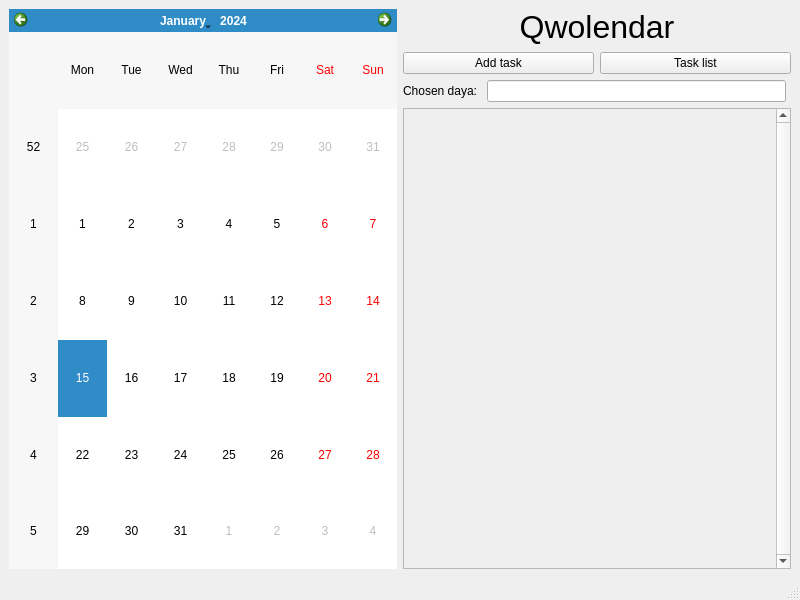
alexeybliznyuk/Qwolendar, file UI_files/MW_qwolendar.ui: the form before one commit.
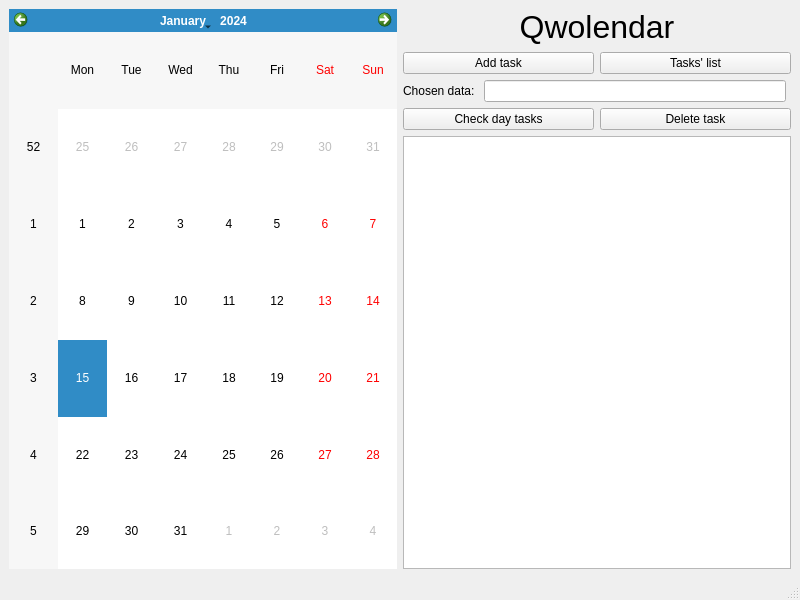
The form after the commit.

```diff
--- a/UI_files/MW_qwolendar.ui
+++ b/UI_files/MW_qwolendar.ui
@@ -42,7 +42,7 @@
         <item>
          <widget class="QPushButton" name="button_showList">
           <property name="text">
-           <string>Task list</string>
+           <string>Tasks' list</string>
           </property>
          </widget>
         </item>
@@ -56,7 +56,7 @@
         <item>
          <widget class="QLabel" name="label_2">
           <property name="text">
-           <string>Chosen daya: </string>
+           <string>Chosen data: </string>
           </property>
          </widget>
         </item>
@@ -66,32 +66,29 @@
        </layout>
       </item>
       <item>
-       <layout class="QHBoxLayout" name="horizontalLayout_3">
+       <layout class="QHBoxLayout" name="horizontalLayout">
         <item>
-         <widget class="QScrollArea" name="scrollArea">
-          <property name="verticalScrollBarPolicy">
-           <enum>Qt::ScrollBarAlwaysOn</enum>
+         <widget class="QPushButton" name="checkDay_pushButton">
+          <property name="text">
+           <string>Check day tasks</string>
           </property>
-          <property name="horizontalScrollBarPolicy">
-           <enum>Qt::ScrollBarAlwaysOff</enum>
+         </widget>
+        </item>
+        <item>
+         <widget class="QPushButton" name="deleting_pushButton">
+          <property name="text">
+           <string>Delete task</string>
           </property>
-          <property name="widgetResizable">
-           <bool>true</bool>
-          </property>
-          <widget class="QWidget" name="scrollAreaWidgetContents_2">
-           <property name="geometry">
-            <rect>
-             <x>0</x>
-             <y>0</y>
-             <width>365</width>
-             <height>431</height>
-            </rect>
-           </property>
-          </widget>
          </widget>
         </item>
        </layout>
       </item>
+      <item>
+       <widget class="QListWidget" name="listWidget"/>
+      </item>
+      <item>
+       <layout class="QHBoxLayout" name="horizontalLayout_3"/>
+      </item>
      </layout>
     </item>
    </layout>
```
Left out of the diff: 2 changed lines with no effect on the pictures.
